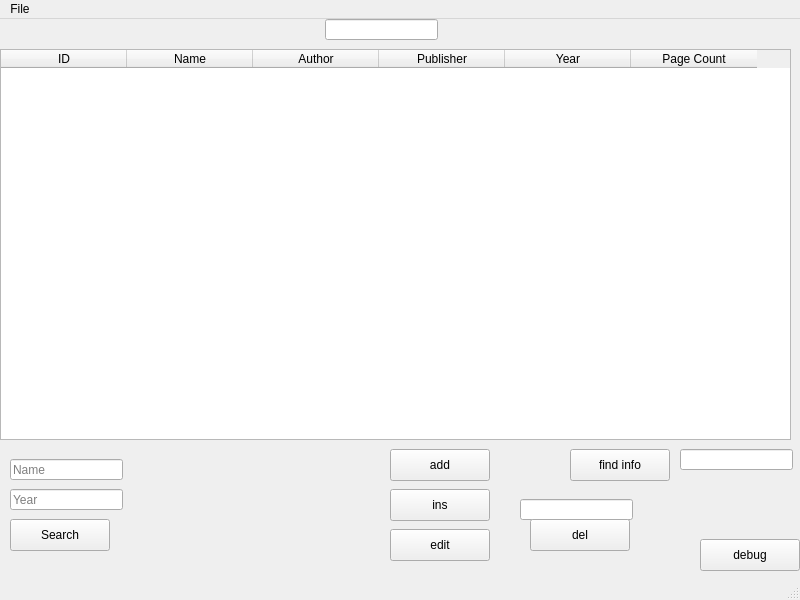
anterg0/bsuir, file ОАИП/sem2/lab2/task1/mainwindow.ui: the form before one commit.
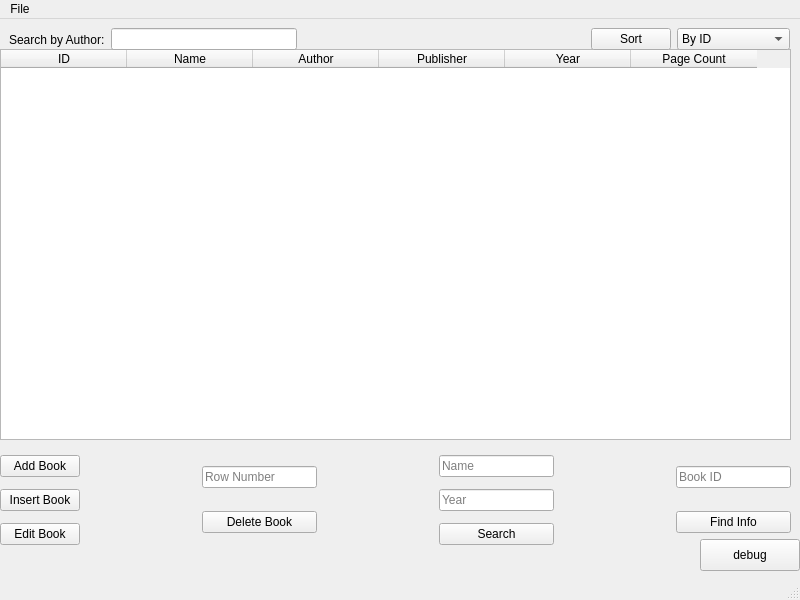
The form after the commit.

What changed in the file:
```diff
--- a/ОАИП/sem2/lab2/task1/mainwindow.ui
+++ b/ОАИП/sem2/lab2/task1/mainwindow.ui
@@ -14,58 +14,6 @@
    <string>MainWindow</string>
   </property>
   <widget class="QWidget" name="centralwidget">
-   <widget class="QPushButton" name="add">
-    <property name="geometry">
-     <rect>
-      <x>390</x>
-      <y>430</y>
-      <width>100</width>
-      <height>32</height>
-     </rect>
-    </property>
-    <property name="text">
-     <string>add</string>
-    </property>
-   </widget>
-   <widget class="QLineEdit" name="delIndex">
-    <property name="geometry">
-     <rect>
-      <x>520</x>
-      <y>480</y>
-      <width>113</width>
-      <height>21</height>
-     </rect>
-    </property>
-    <property name="focusPolicy">
-     <enum>Qt::ClickFocus</enum>
-    </property>
-   </widget>
-   <widget class="QPushButton" name="del">
-    <property name="geometry">
-     <rect>
-      <x>530</x>
-      <y>500</y>
-      <width>100</width>
-      <height>32</height>
-     </rect>
-    </property>
-    <property name="text">
-     <string>del</string>
-    </property>
-   </widget>
-   <widget class="QPushButton" name="ins">
-    <property name="geometry">
-     <rect>
-      <x>390</x>
-      <y>470</y>
-      <width>100</width>
-      <height>32</height>
-     </rect>
-    </property>
-    <property name="text">
-     <string>ins</string>
-    </property>
-   </widget>
    <widget class="QPushButton" name="pushButton">
     <property name="geometry">
      <rect>
@@ -122,90 +70,232 @@
      </property>
     </column>
    </widget>
-   <widget class="QPushButton" name="edit">
+   <widget class="QWidget" name="horizontalLayoutWidget">
     <property name="geometry">
      <rect>
-      <x>390</x>
-      <y>510</y>
-      <width>100</width>
-      <height>32</height>
-     </rect>
-    </property>
-    <property name="text">
-     <string>edit</string>
-    </property>
-   </widget>
-   <widget class="QPushButton" name="pushButton_2">
-    <property name="geometry">
-     <rect>
-      <x>570</x>
+      <x>0</x>
       <y>430</y>
-      <width>100</width>
-      <height>32</height>
+      <width>791</width>
+      <height>102</height>
      </rect>
     </property>
-    <property name="text">
-     <string>find info</string>
-    </property>
+    <layout class="QHBoxLayout" name="horizontalLayout">
+     <item>
+      <layout class="QVBoxLayout" name="verticalLayout">
+       <item>
+        <widget class="QPushButton" name="add">
+         <property name="text">
+          <string>Add Book</string>
+         </property>
+        </widget>
+       </item>
+       <item>
+        <widget class="QPushButton" name="ins">
+         <property name="text">
+          <string>Insert Book</string>
+         </property>
+        </widget>
+       </item>
+       <item>
+        <widget class="QPushButton" name="edit">
+         <property name="text">
+          <string>Edit Book</string>
+         </property>
+        </widget>
+       </item>
+      </layout>
+     </item>
+     <item>
+      <spacer name="horizontalSpacer">
+       <property name="orientation">
+        <enum>Qt::Horizontal</enum>
+       </property>
+       <property name="sizeHint" stdset="0">
+        <size>
+         <width>40</width>
+         <height>20</height>
+        </size>
+       </property>
+      </spacer>
+     </item>
+     <item>
+      <layout class="QVBoxLayout" name="verticalLayout_3">
+       <item>
+        <widget class="QLineEdit" name="delIndex">
+         <property name="focusPolicy">
+          <enum>Qt::ClickFocus</enum>
+         </property>
+         <property name="text">
+          <string/>
+         </property>
+         <property name="placeholderText">
+          <string>Row Number</string>
+         </property>
+        </widget>
+       </item>
+       <item>
+        <widget class="QPushButton" name="del">
+         <property name="text">
+          <string>Delete Book</string>
+         </property>
+        </widget>
+       </item>
+      </layout>
+     </item>
+     <item>
+      <spacer name="horizontalSpacer_2">
+       <property name="orientation">
+        <enum>Qt::Horizontal</enum>
+       </property>
+       <property name="sizeHint" stdset="0">
+        <size>
+         <width>40</width>
+         <height>20</height>
+        </size>
+       </property>
+      </spacer>
+     </item>
+     <item>
+      <layout class="QVBoxLayout" name="verticalLayout_2">
+       <item>
+        <widget class="QLineEdit" name="searchName">
+         <property name="placeholderText">
+          <string>Name</string>
+         </property>
+        </widget>
+       </item>
+       <item>
+        <widget class="QLineEdit" name="searchYear">
+         <property name="placeholderText">
+          <string>Year</string>
+         </property>
+        </widget>
+       </item>
+       <item>
+        <widget class="QPushButton" name="pushButton_3">
+         <property name="text">
+          <string>Search</string>
+         </property>
+        </widget>
+       </item>
+      </layout>
+     </item>
+     <item>
+      <spacer name="horizontalSpacer_3">
+       <property name="orientation">
+        <enum>Qt::Horizontal</enum>
+       </property>
+       <property name="sizeHint" stdset="0">
+        <size>
+         <width>40</width>
+         <height>20</height>
+        </size>
+       </property>
+      </spacer>
+     </item>
+     <item>
+      <layout class="QVBoxLayout" name="verticalLayout_4">
+       <item>
+        <widget class="QLineEdit" name="findID">
+         <property name="placeholderText">
+          <string>Book ID</string>
+         </property>
+        </widget>
+       </item>
+       <item>
+        <widget class="QPushButton" name="pushButton_2">
+         <property name="text">
+          <string>Find Info</string>
+         </property>
+        </widget>
+       </item>
+      </layout>
+     </item>
+    </layout>
    </widget>
-   <widget class="QLineEdit" name="findID">
+   <widget class="QWidget" name="horizontalLayoutWidget_2">
     <property name="geometry">
      <rect>
-      <x>680</x>
-      <y>430</y>
-      <width>113</width>
-      <height>21</height>
-     </rect>
-    </property>
-   </widget>
-   <widget class="QLineEdit" name="search">
-    <property name="geometry">
-     <rect>
-      <x>325</x>
+      <x>9</x>
       <y>0</y>
-      <width>113</width>
-      <height>21</height>
+      <width>781</width>
+      <height>41</height>
      </rect>
     </property>
-   </widget>
-   <widget class="QLineEdit" name="searchName">
-    <property name="geometry">
-     <rect>
-      <x>10</x>
-      <y>440</y>
-      <width>113</width>
-      <height>21</height>
-     </rect>
-    </property>
-    <property name="placeholderText">
-     <string>Name</string>
-    </property>
-   </widget>
-   <widget class="QLineEdit" name="searchYear">
-    <property name="geometry">
-     <rect>
-      <x>10</x>
-      <y>470</y>
-      <width>113</width>
-      <height>21</height>
-     </rect>
-    </property>
-    <property name="placeholderText">
-     <string>Year</string>
-    </property>
-   </widget>
-   <widget class="QPushButton" name="pushButton_3">
-    <property name="geometry">
-     <rect>
-      <x>10</x>
-      <y>500</y>
-      <width>100</width>
-      <height>32</height>
-     </rect>
-    </property>
-    <property name="text">
-     <string>Search</string>
-    </property>
+    <layout class="QHBoxLayout" name="horizontalLayout_2">
+     <item>
+      <layout class="QHBoxLayout" name="horizontalLayout_4">
+       <item>
+        <widget class="QLabel" name="label">
+         <property name="text">
+          <string>Search by Author:</string>
+         </property>
+        </widget>
+       </item>
+       <item>
+        <widget class="QLineEdit" name="search"/>
+       </item>
+      </layout>
+     </item>
+     <item>
+      <spacer name="horizontalSpacer_4">
+       <property name="orientation">
+        <enum>Qt::Horizontal</enum>
+       </property>
+       <property name="sizeHint" stdset="0">
+        <size>
+         <width>40</width>
+         <height>20</height>
+        </size>
+       </property>
+      </spacer>
+     </item>
+     <item>
+      <layout class="QHBoxLayout" name="horizontalLayout_3">
+       <item>
+        <widget class="QPushButton" name="sortButton">
+         <property name="text">
+          <string>Sort</string>
+         </property>
+        </widget>
+       </item>
+       <item>
+        <widget class="QComboBox" name="sortOption">
+         <item>
+          <property name="text">
+           <string>By ID</string>
+          </property>
+         </item>
+         <item>
+          <property name="text">
+           <string>By Name</string>
+          </property>
+         </item>
+         <item>
+          <property name="text">
+           <string>By Author</string>
+          </property>
+         </item>
+         <item>
+          <property name="text">
+           <string>By Publisher</string>
+          </property>
+         </item>
+         <item>
+          <property name="text">
+           <string>By Year</string>
+          </property>
+         </item>
+         <item>
+          <property name="text">
+           <string>By Page Count</string>
+          </property>
+         </item>
+        </widget>
+       </item>
+      </layout>
+     </item>
+    </layout>
    </widget>
   </widget>
   <widget class="QMenuBar" name="menubar">
```
